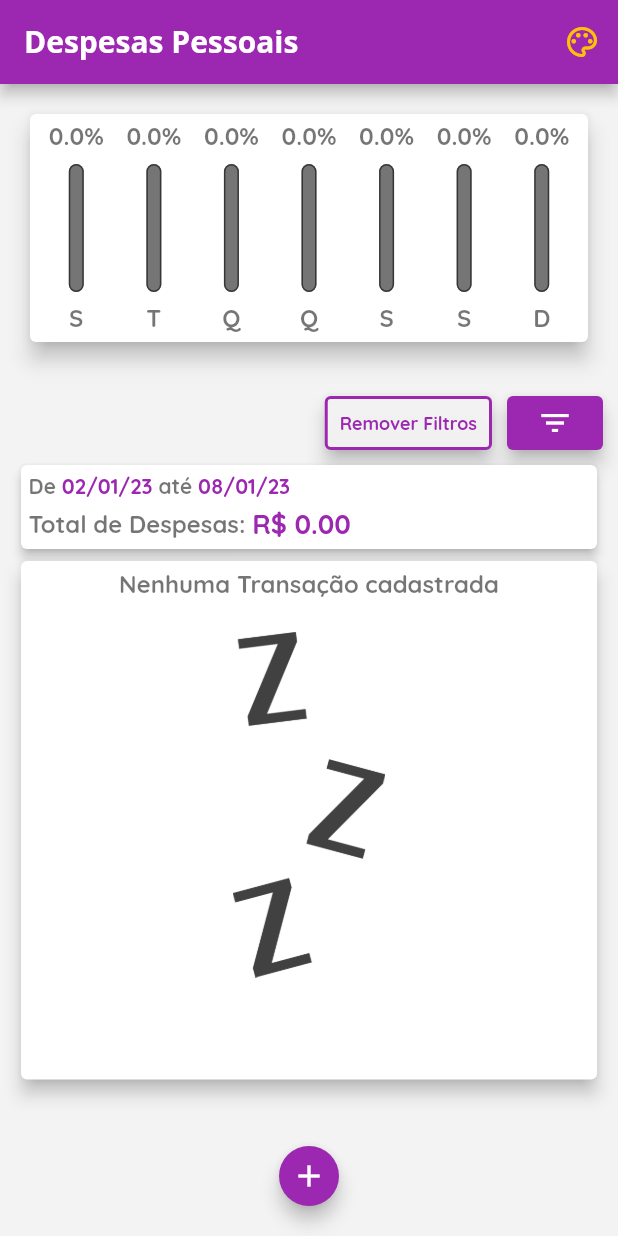
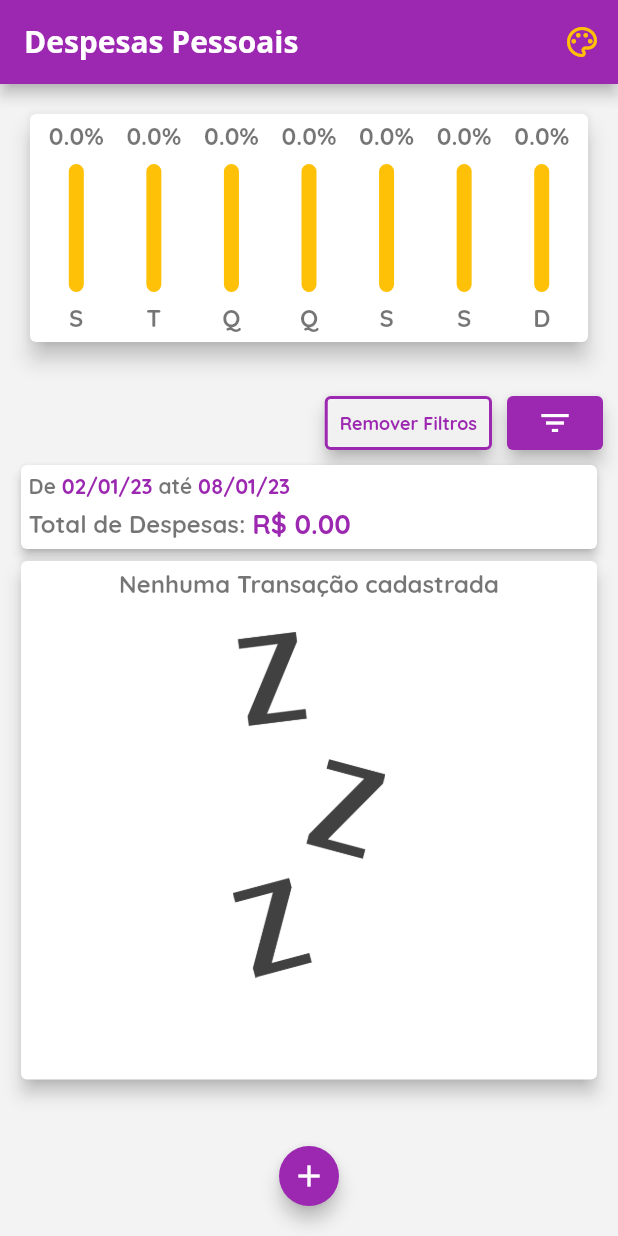
Before and after one commit to thdev-matheus/mobile-expense-controller-flutter, a Flutter app: the screen it shows after launch, after a tap on "Continuar", on a phone screen of 412 x 824 dp. Run offline on Flutter 3.47's test engine with Material 2 defaults, Android fonts, the phone set to English and light mode, and no system bars.

```diff
--- a/lib/components/chart_bar.dart
+++ b/lib/components/chart_bar.dart
@@ -40,10 +40,10 @@ class ChartBar extends StatelessWidget {
                   Container(
                     decoration: BoxDecoration(
                       border: Border.all(
-                        color: gray,
+                        color: Theme.of(context).colorScheme.secondary,
                         width: 1.0,
                       ),
-                      color: gray,
+                      color: Theme.of(context).colorScheme.secondary,
                       borderRadius: BorderRadius.circular(5),
                     ),
                   ),
--- a/lib/pages/Home/home_page.dart
+++ b/lib/pages/Home/home_page.dart
@@ -149,8 +149,8 @@ class _MyHomePageState extends State<MyHomePage> {
 
   @override
   Widget build(BuildContext context) {
-    bool isLandScape =
-        MediaQuery.of(context).orientation == Orientation.landscape;
+    final mediaQuery = MediaQuery.of(context);
+    bool isLandScape = mediaQuery.orientation == Orientation.landscape;
 
     final appBar = AppBar(
       title: const Text("Despesas Pessoais"),
@@ -181,9 +181,9 @@ class _MyHomePageState extends State<MyHomePage> {
       ],
     );
 
-    final availableHeight = MediaQuery.of(context).size.height -
+    final availableHeight = mediaQuery.size.height -
         appBar.preferredSize.height -
-        MediaQuery.of(context).padding.top;
+        mediaQuery.padding.top;
 
     return SafeArea(
       child: Scaffold(
```
Also changed, not shown: lib/components/transaction_card.dart (+16 -1 lines).
